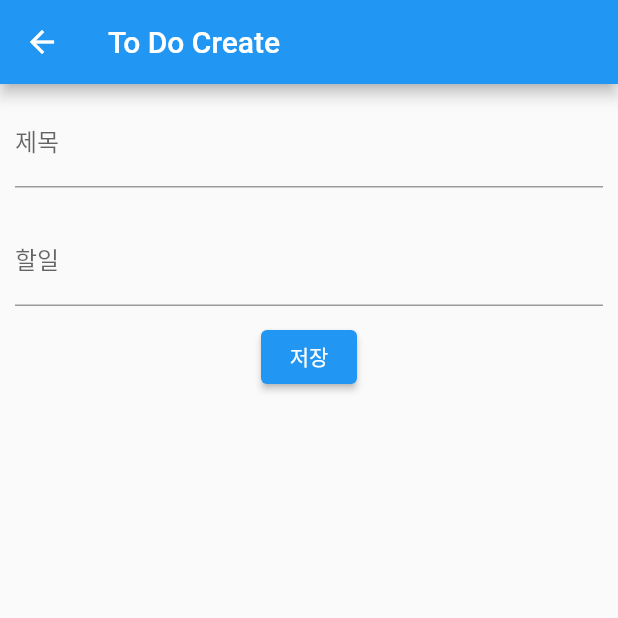
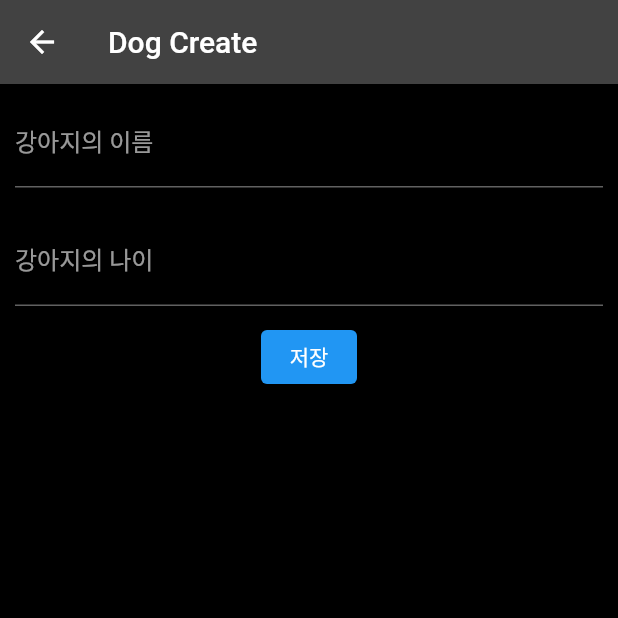
Before and after one commit to labyrinth30/flutter-todo-list, a Flutter app: the screen it shows after launch, after a tap on the "add" icon, on a phone screen of 412 x 824 dp, the top half of it. Run offline on Flutter 3.47's test engine with Material 2 defaults, Android fonts, the phone set to English and light mode, and no system bars; our stand-ins replace sqflite; accounts and stored records are empty.

Commit message:
강아지 리스트로 변환

```diff
--- /dev/null
+++ b/lib/Model/dog.dart
@@ -0,0 +1,26 @@
+class Dog {
+  int? id;
+  String? name;
+  String? age;
+
+  Dog({
+    this.id,
+    this.name,
+    this.age,
+  });
+
+  Dog.fromMap(Map<String, dynamic> map) {
+    //Map을 객체로 만들어 주는 named constructor
+    id = map['id'];
+    name = map['name'];
+    age = map['age'];
+  }
+
+  Map<String, dynamic> toMap() {
+    return {
+      'id': id,
+      'name': name,
+      'age': age,
+    };
+  }
+}
--- a/lib/Model/todo.dart
+++ /dev/null
@@ -1,31 +0,0 @@
-class Todo {
-  //데이터 모델 정의
-  int? id;
-  String? title;
-  String? content;
-  int? hasFinished;
-
-  Todo({
-    this.id,
-    this.title,
-    this.content,
-    this.hasFinished,
-  });
-
-  Todo.fromMap(Map<String, dynamic> map) {
-    //Map을 객체로 만들어 주는 named constructor
-    id = map['id'];
-    title = map['title'];
-    content = map['content'];
-    hasFinished = map['hasFinished'];
-  }
-
-  Map<String, dynamic> toMap() {
-    return {
-      'id': id,
-      'title': title,
-      'content': content,
-      'hasFinished': hasFinished,
-    };
-  }
-}
--- /dev/null
+++ b/lib/Util/dog_sqlite_database_provider.dart
@@ -0,0 +1,83 @@
+// ignore_for_file: constant_identifier_names
+
+import '../Model/dog.dart';
+import 'package:sqflite/sqflite.dart';
+import 'package:path/path.dart';
+
+class DogSQLiteDatabaseProvider {
+  // 데이터베이스 파일 이름 및 테이블 이름 상수 정의
+  static const String DATABASE_FILENAME = "dog_database.db";
+  static const String DOGS_TABLENAME = "dogs";
+
+  // 데이터베이스 제공자의 인스턴스를 저장하는 정적 변수
+  static DogSQLiteDatabaseProvider databaseProvider =
+      DogSQLiteDatabaseProvider._();
+  static Database? _database; // 데이터베이스 객체
+
+  // 생성자
+  DogSQLiteDatabaseProvider._();
+
+  // 데이터베이스 제공자의 인스턴스를 반환하는 정적 메서드
+  static DogSQLiteDatabaseProvider getDatabaseProvider() => databaseProvider;
+
+  // 데이터베이스를 가져오는 비동기 메서드
+  Future<Database> _getDatabase() async {
+    return _database ??=
+        await _initDatabase(); // null인 경우 _initDatabase()의 반환값을 _database에 저장하고 반환
+  }
+
+  // 데이터베이스 초기화 메서드
+  Future<Database> _initDatabase() async {
+    // 데이터베이스를 초기화하고 테이블을 생성
+    return openDatabase(
+      join(await getDatabasesPath(), DATABASE_FILENAME),
+      version: 1,
+      onCreate: (db, version) {
+        return db.execute(
+          '''
+          CREATE TABLE $DOGS_TABLENAME(
+            id INTEGER PRIMARY KEY,
+            name TEXT,
+            age TEXT)
+            ''',
+        );
+      },
+    );
+  }
+
+  // Dog 객체를 데이터베이스에 삽입하는 메서드
+  Future<void> insertDog(Dog dog) async {
+    Database database = await _getDatabase();
+    database.insert(DOGS_TABLENAME, dog.toMap(),
+        conflictAlgorithm: ConflictAlgorithm.replace);
+  }
+
+  // 데이터베이스에서 모든 Dog 항목을 가져오는 메서드
+  Future<List<Dog>> getDogs() async {
+    Database database = await _getDatabase();
+    var maps = await database.query(DOGS_TABLENAME);
+
+    List<Dog> dogList = List.empty(growable: true);
+    for (Map<String, dynamic> map in maps) {
+      dogList.add(Dog.fromMap(map)); // Map을 객체로 변환 후 todoList에 추가
+    }
+    return dogList;
+  }
+
+  // Todo 항목을 업데이트하는 메서드
+  Future<void> updateTodo(Dog dog) async {
+    Database database = await _getDatabase();
+    database.update(
+      DOGS_TABLENAME,
+      dog.toMap(),
+      where: 'id = ?',
+      whereArgs: [dog.id],
+    );
+  }
+
+  // Todo 항목을 삭제하는 메서드
+  Future<void> deleteDog(Dog dog) async {
+    Database database = await _getDatabase();
+    database.delete(DOGS_TABLENAME, where: 'id = ?', whereArgs: [dog.id]);
+  }
+}
--- a/lib/Util/todo_sqlite_database_provider.dart
+++ /dev/null
@@ -1,61 +0,0 @@
-// ignore_for_file: constant_identifier_names
-
-import '../Model/todo.dart';
-import 'package:sqflite/sqflite.dart';
-import 'package:path/path.dart';
-
-class TodoSQLiteDatabaseProvider {
-  static const String DATABASE_FILENAME = "todo_database.db";
-  static const String TODOS_TABLENAME = "todos";
-
-  static TodoSQLiteDatabaseProvider databaseProvider =
-      TodoSQLiteDatabaseProvider._();
-  static Database? _database; //데이터베이스 객체
-
-  TodoSQLiteDatabaseProvider._(); //생성자
-
-  static TodoSQLiteDatabaseProvider getDatabaseProvider() =>
-      databaseProvider; //databaseProvider 반환 함수
-
-  Future<Database> _getDatabase() async {
-    return _database ??=
-        await _initDatabase(); //null인 경우 _initDatabase()의 반환값을 _database에 저장하고 반환
-  }
-
-  Future<Database> _initDatabase() async {
-    //DB 초기화
-    return openDatabase(join(await getDatabasesPath(), DATABASE_FILENAME),
-        version: 1, onCreate: (db, version) {
-      return db.execute(
-          "CREATE TABLE $TODOS_TABLENAME(id INTEGER PRIMARY KEY, title TEXT, content TEXT, hasFinished INT)");
-    });
-  }
-
-  Future<void> insertTodo(Todo todo) async {
-    Database database = await _getDatabase();
-    database.insert(TODOS_TABLENAME, todo.toMap(),
-        conflictAlgorithm: ConflictAlgorithm.replace);
-  }
-
-  Future<List<Todo>> getTodos() async {
-    Database database = await _getDatabase();
-    var maps = await database.query(TODOS_TABLENAME);
-
-    List<Todo> todoList = List.empty(growable: true);
-    for (Map<String, dynamic> map in maps) {
-      todoList.add(Todo.fromMap(map)); //Map을 객체로 변환 후 todoList에 추가
-    }
-    return todoList;
-  }
-
-  Future<void> updateTodo(Todo todo) async {
-    Database database = await _getDatabase();
-    database.update(TODOS_TABLENAME, todo.toMap(),
-        where: 'id = ?', whereArgs: [todo.id]);
-  }
-
-  Future<void> deleteTodo(Todo todo) async {
-    Database database = await _getDatabase();
-    database.delete(TODOS_TABLENAME, where: 'id = ?', whereArgs: [todo.id]);
-  }
-}
--- /dev/null
+++ b/lib/dog_create.dart
@@ -0,0 +1,66 @@
+// ignore_for_file: avoid_unnecessary_containers
+
+import 'package:flutter/material.dart';
+import 'Model/dog.dart';
+
+class DogCreate extends StatefulWidget {
+  const DogCreate({super.key, required this.title});
+  final String title;
+
+  @override
+  State<DogCreate> createState() => _DogCreate();
+}
+
+class _DogCreate extends State<DogCreate> {
+  final TextEditingController _tecNameController = TextEditingController();
+  final TextEditingController _tecAgeController = TextEditingController();
+
+  @override
+  Widget build(BuildContext context) {
+    return Scaffold(
+      appBar: AppBar(
+        title: Text(widget.title),
+      ),
+      body: Container(
+        child: Center(
+          child: Column(
+            children: <Widget>[
+              Padding(
+                padding: const EdgeInsets.all(10),
+                child: TextField(
+                  controller: _tecNameController,
+                  decoration: const InputDecoration(
+                    labelText: "강아지의 이름",
+                  ),
+                ),
+              ),
+              Padding(
+                padding: const EdgeInsets.all(10),
+                child: TextField(
+                  controller: _tecAgeController,
+                  decoration: const InputDecoration(
+                    labelText: "강아지의 나이",
+                  ),
+                ),
+              ),
+              ElevatedButton(
+                child: const Text("저장"),
+                onPressed: () {
+                  if (_tecNameController.value.text.isEmpty ||
+                      _tecAgeController.value.text.isEmpty) {
+                    return;
+                  }
+                  Dog dog = Dog(
+                    name: _tecNameController.value.text,
+                    age: _tecAgeController.value.text,
+                  );
+                  Navigator.of(context).pop(dog);
+                },
+              )
+            ],
+          ),
+        ),
+      ),
+    );
+  }
+}
--- a/lib/main.dart
+++ b/lib/main.dart
@@ -1,7 +1,6 @@
 import 'package:flutter/material.dart';
-import 'package:todo_list/Util/todo_sqlite_database_provider.dart';
-import 'package:todo_list/todo_create.dart';
-import 'package:todo_list/todo_finished.dart';
+import 'package:todo_list/Util/dog_sqlite_database_provider.dart';
+import 'package:todo_list/dog_create.dart';
 import 'material_main.dart';
 
 void main() {
@@ -13,19 +12,21 @@ class MyApp extends StatelessWidget {
 
   @override
   Widget build(BuildContext context) {
-    TodoSQLiteDatabaseProvider databaseProvider =
-        TodoSQLiteDatabaseProvider.getDatabaseProvider();
+    DogSQLiteDatabaseProvider databaseProvider =
+        DogSQLiteDatabaseProvider.getDatabaseProvider();
     return MaterialApp(
+      debugShowCheckedModeBanner: false,
       title: 'Flutter Demo',
-      theme: ThemeData(
-        primarySwatch: Colors.blue,
+      theme: ThemeData.dark().copyWith(
+        scaffoldBackgroundColor: const Color.fromRGBO(0, 0, 0, 1),
       ),
       initialRoute: '/',
       routes: {
         '/': (context) => MaterialMain(
-            title: 'To Do List', databaseProvider: databaseProvider),
-        '/create': (context) => const TodoCreate(title: 'To Do Create'),
-        '/finished': (context) => const TodoFinished(title: 'To Do Finished'),
+              title: 'Dog List',
+              databaseProvider: databaseProvider,
+            ),
+        '/create': (context) => const DogCreate(title: 'Dog Create'),
       },
     );
   }
--- a/lib/material_main.dart
+++ b/lib/material_main.dart
@@ -1,26 +1,26 @@
 // ignore_for_file: avoid_unnecessary_containers
 
 import 'package:flutter/material.dart';
-import 'Model/todo.dart';
-import 'Util/todo_sqlite_database_provider.dart';
+import 'Model/dog.dart';
+import 'Util/dog_sqlite_database_provider.dart';
 
 class MaterialMain extends StatefulWidget {
   const MaterialMain(
       {super.key, required this.title, required this.databaseProvider});
   final String title;
-  final TodoSQLiteDatabaseProvider databaseProvider;
+  final DogSQLiteDatabaseProvider databaseProvider;
 
   @override
   State<MaterialMain> createState() => _MaterialMain();
 }
 
 class _MaterialMain extends State<MaterialMain> {
-  Future<List<Todo>>? todoList;
+  Future<List<Dog>>? dogList;
 
   @override
   void initState() {
     super.initState();
-    todoList = _getTodos();
+    dogList = _getdogs();
   }
 
   @override
@@ -32,7 +32,7 @@ class _MaterialMain extends State<MaterialMain> {
       body: Container(
         child: Center(
           child: FutureBuilder(
-          future: todoList,
+            future: dogList,
             builder: (context, snapshot) {
               if (snapshot.connectionState == ConnectionState.waiting) {
                 return const CircularProgressIndicator();
@@ -41,32 +41,50 @@ class _MaterialMain extends State<MaterialMain> {
                   return Text("Error: ${snapshot.error}");
                 } else if (snapshot.hasData) {
                   return ListView.separated(
-                  itemCount:
-                      (snapshot.data as List<Todo>).length, //형 변환 후 length 사용
+                    itemCount: (snapshot.data)?.length ?? 0,
                     separatorBuilder: (context, index) {
-                    return const Divider(
-                      height: 1,
-                      color: Colors.blueGrey,
+                      return const SizedBox(
+                        height: 2,
                       );
                     },
                     itemBuilder: (context, index) {
-                    Todo todo = (snapshot.data as List<Todo>)[index];
-                    return ListTile(
-                      title: Text(todo.title!,
-                          style: const TextStyle(fontSize: 16)),
-                      subtitle: Column(
+                      final List<Dog>? dogList = snapshot.data;
+                      if (dogList != null && index < dogList.length) {
+                        final Dog dog = dogList[index];
+                        return GestureDetector(
+                            onTap: () => _updateDog(
+                                  dog,
+                                ),
+                            onLongPress: () {
+                              _deleteDog(dog);
+                            },
+                            child: Card(
+                              elevation: 3, // 그림자 추가
+                              margin: const EdgeInsets.all(10), // 여백 추가
+                              child: Padding(
+                                padding: const EdgeInsets.all(16),
+                                child: Column(
+                                  crossAxisAlignment: CrossAxisAlignment.start,
                                   children: <Widget>[
-                          Text(todo.content!),
-                          Text(todo.hasFinished == 1 ? "완료" : "미완료"),
+                                    Text(
+                                      dog.name!,
+                                      style: const TextStyle(
+                                        fontSize: 18, // 더 큰 폰트 크기
+                                        fontWeight: FontWeight.bold, // 굵은 글꼴
+                                      ),
+                                    ),
+                                    const SizedBox(height: 8), // 간격 추가
+                                    Text(
+                                      '나이: ${dog.age}세', // 나이 정보 추가
+                                      style: const TextStyle(fontSize: 14),
+                                    ),
                                   ],
                                 ),
-                      onTap: () {
-                        _updateTodo(todo);
-                      },
-                      onLongPress: () {
-                        _deleteTodo(todo);
-                      },
-                    );
+                              ),
+                            ));
+                      }
+                      return const SizedBox
+                          .shrink(); // 이 경우 빈 상자를 반환하여 아무것도 표시하지 않음
                     },
                   );
                 } else {
@@ -76,62 +94,57 @@ class _MaterialMain extends State<MaterialMain> {
                 return Text("ConnectionState: ${snapshot.connectionState}");
               }
             },
-        )),
+          ),
+        ),
       ),
       floatingActionButton: FloatingActionButton(
+        backgroundColor: Colors.amber,
         child: const Icon(Icons.add),
         onPressed: () {
-          _createTodo();
+          _createdogs();
         },
       ),
-      floatingActionButtonLocation: FloatingActionButtonLocation.centerFloat,
+      floatingActionButtonLocation: FloatingActionButtonLocation.endFloat,
     );
   }
 
-  Future<List<Todo>> _getTodos() {
-    return widget.databaseProvider.getTodos();
+  Future<List<Dog>> _getdogs() {
+    return widget.databaseProvider.getDogs();
   }
 
-  Future<void> _createTodo() async {
-    Todo todo =
-        await Navigator.of(context).pushNamed('/create') as Todo; //Todo로 다운캐스팅
-    widget.databaseProvider.insertTodo(todo);
-    setState(() {
-      todoList = _getTodos();
-    });
+  Future<void> _createdogs() async {
+    Dog? dog = await Navigator.of(context).pushNamed('/create') as Dog?;
+    if (dog != null) {
+      // 반환된 dog가 null이 아닌 경우에만 실행될 코드
+      widget.databaseProvider.insertDog(dog);
+      setState(
+        () {
+          dogList = _getdogs();
+        },
+      );
+    }
   }
 
-  Future<void> _updateTodo(Todo todo) async {
-    TextEditingController tecContentController =
-        TextEditingController(text: todo.content);
-    bool isChecked = (todo.hasFinished == 1) ? true : false;
+  Future<void> _updateDog(Dog dog) async {
+    TextEditingController tecAgeController =
+        TextEditingController(text: dog.age);
 
-    Todo res = await showDialog(
+    Dog? res = await showDialog(
       context: context,
       builder: (context) {
         return AlertDialog(
-            //상태는 바뀌지만 화면이 갱신되지 않음 (AlertDialog는 Stateless 위젯)
-            title: Text("${todo.id}: ${todo.title}"),
+          title: Text("${dog.id}: ${dog.name}"),
           content: StatefulBuilder(
-              //StatefulBuilder를 이용하여 화면 갱신
             builder: (context, setDialogState) {
-                return Container(
+              return SizedBox(
+                height: 150,
                 child: Column(
                   children: <Widget>[
                     TextField(
-                        controller: tecContentController,
+                      controller: tecAgeController,
                       decoration: const InputDecoration(
-                          labelText: "할일",
+                        labelText: "강아지의 나이",
                       ),
-                      ),
-                      CheckboxListTile(
-                        title: const Text("완료 여부"),
-                        value: isChecked,
-                        onChanged: (bool? value) {
-                          setDialogState(() {
-                            isChecked = value!;
-                          });
-                        },
                     ),
                   ],
                 ),
@@ -142,33 +155,38 @@ class _MaterialMain extends State<MaterialMain> {
             ElevatedButton(
               child: const Text("수정"),
               onPressed: () {
-                  todo.content = tecContentController.value.text;
-                  todo.hasFinished = isChecked ? 1 : 0;
-                  Navigator.of(context).pop(todo);
+                dog.age = tecAgeController.value.text;
+                Navigator.of(context).pop(dog);
               },
             ),
             ElevatedButton(
               child: const Text("취소"),
               onPressed: () {
-                  Navigator.of(context).pop(); //null을 반환
+                Navigator.of(context).pop(); // null을 반환
               },
             )
           ],
         );
-        });
+      },
+    );
 
-    widget.databaseProvider.updateTodo(res);
-    setState(() {
-      todoList = _getTodos();
-    });
+    if (res != null) {
+      Dog updatedDog = res;
+      widget.databaseProvider.updateTodo(updatedDog);
+      setState(
+        () {
+          dogList = _getdogs();
+        },
+      );
+    }
   }
 
-  Future<void> _deleteTodo(Todo todo) async {
-    var res = await showDialog(
+  Future<void> _deleteDog(Dog dog) async {
+    bool? res = await showDialog(
       context: context,
       builder: (context) {
         return AlertDialog(
-            title: Text("${todo.id}: ${todo.title}"),
+          title: Text("${dog.id}: ${dog.name}"),
           content: const Text("삭제하시겠습니까?"),
           actions: <Widget>[
             ElevatedButton(
@@ -185,13 +203,16 @@ class _MaterialMain extends State<MaterialMain> {
             )
           ],
         );
-        });
+      },
+    );
 
-    if (res) {
-      await widget.databaseProvider.deleteTodo(todo);
-      setState(() {
-        todoList = _getTodos();
-      });
+    if (res != null && res) {
+      await widget.databaseProvider.deleteDog(dog);
+      setState(
+        () {
+          dogList = _getdogs();
+        },
+      );
     }
   }
 }
--- a/lib/todo_create.dart
+++ /dev/null
@@ -1,58 +0,0 @@
-// ignore_for_file: avoid_unnecessary_containers
-
-import 'package:flutter/material.dart';
-import 'Model/todo.dart';
-
-class TodoCreate extends StatefulWidget {
-  const TodoCreate({super.key, required this.title});
-  final String title;
-
-  @override
-  State<TodoCreate> createState() => _TodoCreate();
-}
-
-class _TodoCreate extends State<TodoCreate> {
-  final TextEditingController _tecTitleController = TextEditingController();
-  final TextEditingController _tecContentController = TextEditingController();
-
-  @override
-  Widget build(BuildContext context) {
-    return Scaffold(
-      appBar: AppBar(
-        title: Text(widget.title),
-      ),
-      body: Container(
-          child: Center(
-              child: Column(children: <Widget>[
-        Padding(
-            padding: const EdgeInsets.all(10),
-            child: TextField(
-              controller: _tecTitleController,
-              decoration: const InputDecoration(
-                labelText: "제목",
-              ),
-            )),
-        Padding(
-          padding: const EdgeInsets.all(10),
-          child: TextField(
-            controller: _tecContentController,
-            decoration: const InputDecoration(
-              labelText: "할일",
-            ),
-          ),
-        ),
-        ElevatedButton(
-          child: const Text("저장"),
-          onPressed: () {
-            Todo todo = Todo(
-              title: _tecTitleController.value.text,
-              content: _tecContentController.value.text,
-              hasFinished: 0,
-            );
-            Navigator.of(context).pop(todo);
-          },
-        )
-      ]))),
-    );
-  }
-}
```
Also changed, not shown: lib/todo_finished.dart (deleted, +0 -21 lines), 3 other files. Lines whose indentation alone changed are shown as unchanged.
